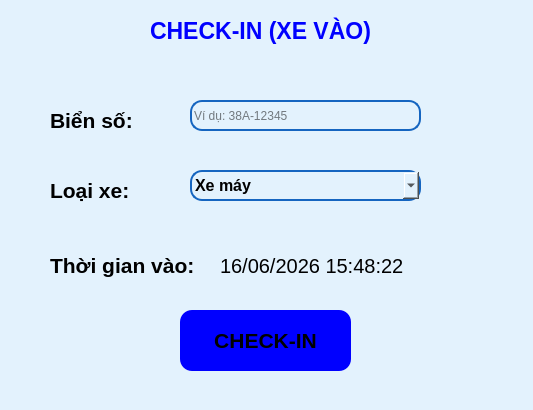
hiennguyen2501/project_HeThongQuanLyBaiXeThongMinh, file QLBaiDoXeThongMinh/giaodien/designer/check_in.ui: the form before one commit.
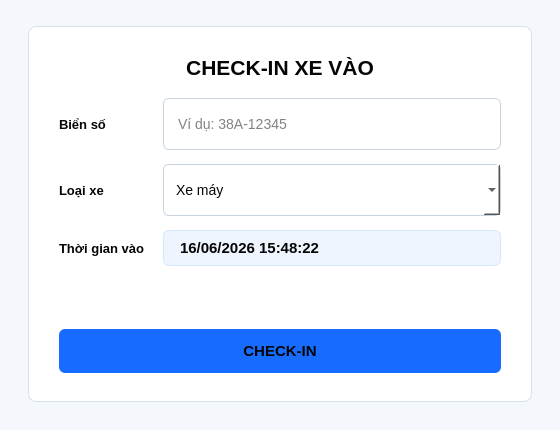
The form after the commit.

```diff
--- a/QLBaiDoXeThongMinh/giaodien/designer/check_in.ui
+++ b/QLBaiDoXeThongMinh/giaodien/designer/check_in.ui
@@ -6,192 +6,211 @@
    <rect>
     <x>0</x>
     <y>0</y>
-    <width>533</width>
-    <height>410</height>
+    <width>560</width>
+    <height>430</height>
    </rect>
   </property>
+  <property name="minimumSize">
+   <size>
+    <width>560</width>
+    <height>430</height>
+   </size>
+  </property>
   <property name="windowTitle">
    <string>Dialog</string>
   </property>
   <property name="styleSheet">
-   <string notr="true">background-color: #E3F2FD;    border: 0px solid #1565C0;   border-radius: 12px;    </string>
+   <string notr="true">QDialog {
+    background: #F4F7FB;
+    color: #050505;
+    font-family: Arial;
+}
+QFrame#card {
+    background: #FFFFFF;
+    border: 1px solid #D8E0EA;
+    border-radius: 8px;
+}
+QLabel#label {
+    color: #050505;
+    font-size: 21px;
+    font-weight: 700;
+}
+QLabel#txt_bien_so_xe,
+QLabel#label_2,
+QLabel#label_3 {
+    color: #050505;
+    font-size: 13px;
+    font-weight: 700;
+}
+QLineEdit,
+QComboBox {
+    min-height: 38px;
+    padding: 6px 12px;
+    background: #FFFFFF;
+    border: 1px solid #C8D2DE;
+    border-radius: 6px;
+    color: #050505;
+    font-size: 14px;
+}
+QLineEdit:focus,
+QComboBox:focus {
+    border: 1px solid #2563EB;
+}
+QLabel#lbl_thoi_gian_vao {
+    color: #050505;
+    font-size: 15px;
+    font-weight: 600;
+    padding: 8px 12px;
+    background: #EEF5FF;
+    border: 1px solid #D5E5FF;
+    border-radius: 6px;
+}
+QPushButton#btn_checkin {
+    min-height: 44px;
+    background: #176BFF;
+    color: #050505;
+    border: none;
+    border-radius: 6px;
+    font-size: 15px;
+    font-weight: 700;
+}
+QPushButton#btn_checkin:hover {
+    background: #0F58D6;
+}
+QPushButton#btn_checkin:pressed {
+    background: #0A439F;
+}</string>
   </property>
-  <widget class="QLabel" name="label">
-   <property name="geometry">
-    <rect>
-     <x>150</x>
-     <y>10</y>
-     <width>241</width>
-     <height>41</height>
-    </rect>
+  <layout class="QVBoxLayout" name="dialogLayout">
+   <property name="leftMargin">
+    <number>28</number>
    </property>
-   <property name="font">
-    <font>
-     <pointsize>17</pointsize>
-     <weight>75</weight>
-     <bold>true</bold>
-    </font>
+   <property name="topMargin">
+    <number>26</number>
    </property>
-   <property name="styleSheet">
-    <string notr="true">color: blue</string>
+   <property name="rightMargin">
+    <number>28</number>
    </property>
-   <property name="text">
-    <string>CHECK-IN (XE VÀO)</string>
+   <property name="bottomMargin">
+    <number>28</number>
    </property>
-  </widget>
-  <widget class="QLabel" name="txt_bien_so_xe">
-   <property name="geometry">
-    <rect>
-     <x>50</x>
-     <y>90</y>
-     <width>121</width>
-     <height>61</height>
-    </rect>
-   </property>
-   <property name="font">
-    <font>
-     <pointsize>16</pointsize>
-     <weight>75</weight>
-     <bold>true</bold>
-    </font>
-   </property>
-   <property name="text">
-    <string>Biển số:</string>
-   </property>
-  </widget>
-  <widget class="QLabel" name="label_2">
-   <property name="geometry">
-    <rect>
-     <x>50</x>
-     <y>170</y>
-     <width>111</width>
-     <height>41</height>
-    </rect>
-   </property>
-   <property name="font">
-    <font>
-     <pointsize>16</pointsize>
-     <weight>75</weight>
-     <bold>true</bold>
-    </font>
-   </property>
-   <property name="text">
-    <string>Loại xe:</string>
-   </property>
-  </widget>
-  <widget class="QComboBox" name="cb_loai_xe">
-   <property name="geometry">
-    <rect>
-     <x>190</x>
-     <y>170</y>
-     <width>231</width>
-     <height>31</height>
-    </rect>
-   </property>
-   <property name="font">
-    <font>
-     <pointsize>12</pointsize>
-     <weight>75</weight>
-     <bold>true</bold>
-    </font>
-   </property>
-   <property name="cursor">
-    <cursorShape>ArrowCursor</cursorShape>
-   </property>
-   <property name="styleSheet">
-    <string notr="true">background-color: #E3F2FD;    border: 2px solid #1565C0;   border-radius: 12px;    </string>
-   </property>
-   <property name="editable">
-    <bool>false</bool>
-   </property>
    <item>
-    <property name="text">
-     <string>Xe máy</string>
-    </property>
+    <widget class="QFrame" name="card">
+     <property name="frameShape">
+      <enum>QFrame::StyledPanel</enum>
+     </property>
+     <layout class="QVBoxLayout" name="cardLayout">
+      <property name="leftMargin">
+       <number>30</number>
+      </property>
+      <property name="topMargin">
+       <number>28</number>
+      </property>
+      <property name="rightMargin">
+       <number>30</number>
+      </property>
+      <property name="bottomMargin">
+       <number>28</number>
+      </property>
+      <property name="spacing">
+       <number>18</number>
+      </property>
+      <item>
+       <widget class="QLabel" name="label">
+        <property name="text">
+         <string>CHECK-IN XE VÀO</string>
+        </property>
+        <property name="alignment">
+         <set>Qt::AlignCenter</set>
+        </property>
+       </widget>
+      </item>
+      <item>
+       <layout class="QGridLayout" name="formLayout">
+        <property name="horizontalSpacing">
+         <number>18</number>
+        </property>
+        <property name="verticalSpacing">
+         <number>14</number>
+        </property>
+        <item row="0" column="0">
+         <widget class="QLabel" name="txt_bien_so_xe">
+          <property name="text">
+           <string>Biển số</string>
+          </property>
+         </widget>
+        </item>
+        <item row="0" column="1">
+         <widget class="QLineEdit" name="txt_bien_so">
+          <property name="placeholderText">
+           <string>Ví dụ: 38A-12345</string>
+          </property>
+         </widget>
+        </item>
+        <item row="1" column="0">
+         <widget class="QLabel" name="label_2">
+          <property name="text">
+           <string>Loại xe</string>
+          </property>
+         </widget>
+        </item>
+        <item row="1" column="1">
+         <widget class="QComboBox" name="cb_loai_xe">
+          <item>
+           <property name="text">
+            <string>Xe máy</string>
+           </property>
+          </item>
+          <item>
+           <property name="text">
+            <string>Ô tô</string>
+           </property>
+          </item>
+         </widget>
+        </item>
+        <item row="2" column="0">
+         <widget class="QLabel" name="label_3">
+          <property name="text">
+           <string>Thời gian vào</string>
+          </property>
+         </widget>
+        </item>
+        <item row="2" column="1">
+         <widget class="QLabel" name="lbl_thoi_gian_vao">
+          <property name="text">
+           <string>16/06/2026 15:48:22</string>
+          </property>
+         </widget>
+        </item>
+       </layout>
+      </item>
+      <item>
+       <spacer name="verticalSpacer">
+        <property name="orientation">
+         <enum>Qt::Vertical</enum>
+        </property>
+        <property name="sizeHint" stdset="0">
+         <size>
+          <width>20</width>
+          <height>18</height>
+         </size>
+        </property>
+       </spacer>
+      </item>
+      <item>
+       <widget class="QPushButton" name="btn_checkin">
+        <property name="text">
+         <string>CHECK-IN</string>
+        </property>
+        <property name="cursor">
+         <cursorShape>PointingHandCursor</cursorShape>
+        </property>
+       </widget>
+      </item>
+     </layout>
+    </widget>
    </item>
-   <item>
-    <property name="text">
-     <string>Ô tô</string>
-    </property>
-   </item>
-  </widget>
-  <widget class="QPushButton" name="btn_checkin">
-   <property name="geometry">
-    <rect>
-     <x>180</x>
-     <y>310</y>
-     <width>171</width>
-     <height>61</height>
-    </rect>
-   </property>
-   <property name="font">
-    <font>
-     <pointsize>16</pointsize>
-     <weight>75</weight>
-     <bold>true</bold>
-    </font>
-   </property>
-   <property name="styleSheet">
-    <string notr="true">color: black;font-size: 16pt;font-weight: bold; background-color: blue</string>
-   </property>
-   <property name="text">
-    <string>CHECK-IN</string>
-   </property>
-  </widget>
-  <widget class="QLineEdit" name="txt_bien_so">
-   <property name="geometry">
-    <rect>
-     <x>190</x>
-     <y>100</y>
-     <width>231</width>
-     <height>31</height>
-    </rect>
-   </property>
-   <property name="styleSheet">
-    <string notr="true">background-color: #E3F2FD;    border: 2px solid #1565C0;   border-radius: 12px;    </string>
-   </property>
-   <property name="placeholderText">
-    <string>Ví dụ: 38A-12345</string>
-   </property>
-  </widget>
-  <widget class="QLabel" name="label_3">
-   <property name="geometry">
-    <rect>
-     <x>50</x>
-     <y>250</y>
-     <width>161</width>
-     <height>31</height>
-    </rect>
-   </property>
-   <property name="font">
-    <font>
-     <pointsize>16</pointsize>
-     <weight>75</weight>
-     <bold>true</bold>
-    </font>
-   </property>
-   <property name="text">
-    <string>Thời gian vào:</string>
-   </property>
-  </widget>
-  <widget class="QLabel" name="lbl_thoi_gian_vao">
-   <property name="geometry">
-    <rect>
-     <x>220</x>
-     <y>250</y>
-     <width>211</width>
-     <height>31</height>
-    </rect>
-   </property>
-   <property name="font">
-    <font>
-     <pointsize>15</pointsize>
-    </font>
-   </property>
-   <property name="text">
-    <string>16/06/2026 15:48:22</string>
-   </property>
-  </widget>
+  </layout>
  </widget>
  <resources/>
  <connections/>
```
Left out of the diff: 2 changed lines with no effect on the pictures.
